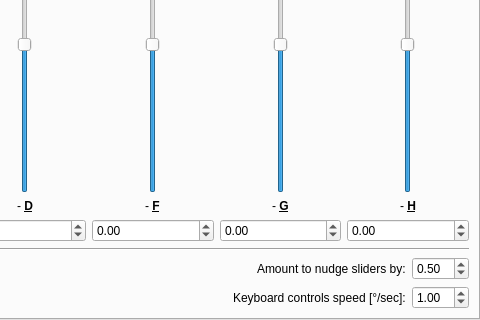
This is spear_station/resource/ArmGuiPlugin.ui in UofA-SPEAR/software as Qt 5 draws it before an edit; both pictures show x 302 to 782 and y 180 to 500 of the 782 by 500 pixel window. The edited form follows.
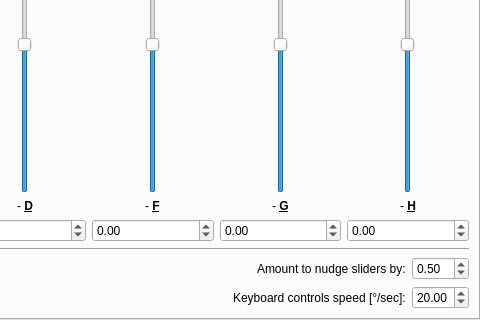
This is the edited form. Custom widgets are drawn as their Qt base class.

Commit message: Control sliders via keyboard.

Diff of the .ui file:
```diff
--- a/spear_station/resource/ArmGuiPlugin.ui
+++ b/spear_station/resource/ArmGuiPlugin.ui
@@ -401,9 +401,12 @@
        </widget>
       </item>
       <item row="1" column="1">
-       <widget class="QDoubleSpinBox" name="doubleSpinBox">
+       <widget class="QDoubleSpinBox" name="rateBox">
+        <property name="minimum">
+         <double>0.010000000000000</double>
+        </property>
         <property name="value">
-         <double>1.000000000000000</double>
+         <double>20.000000000000000</double>
         </property>
        </widget>
       </item>
```
The commit also changes 3 other files.
